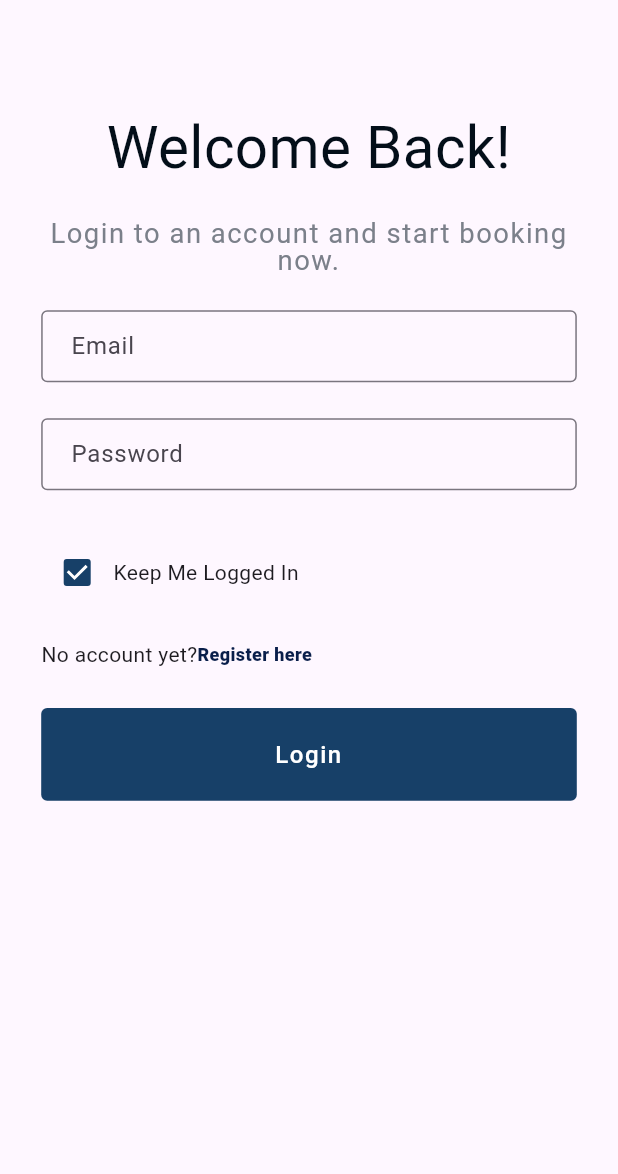
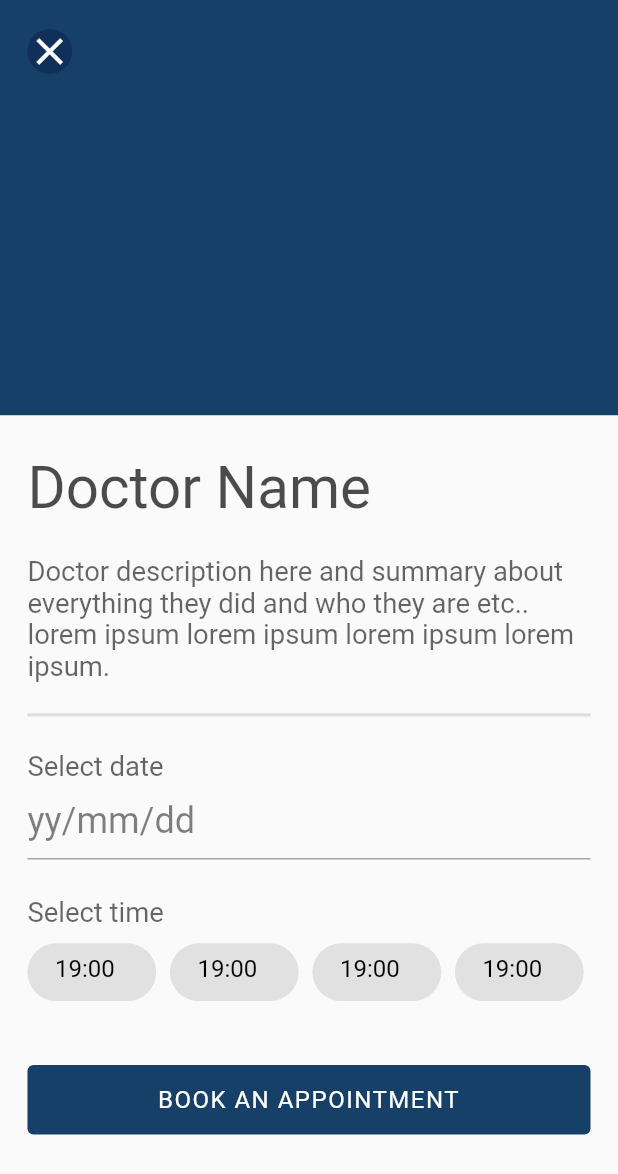
Before and after one commit to ahmedhany20200050/OBA_VCare_App, a Flutter app: the screen it shows after launch, on a phone screen of 412 x 824 dp. Shown: the top 1174 px of the screen. Run offline on Flutter 3.47's test engine with Material 2 defaults, Android fonts, the phone set to English and light mode, and no system bars; our stand-ins replace flutter_bloc, flutter_secure_storage, google_fonts, shared_preferences; missing offline and left inert: animated_snack_bar; Roboto replaces fonts that are missing (Nunito).

Commit message:
user profile & doctor ditails UI

```diff
--- /dev/null
+++ b/lib/Features/doctor details(booking)/presentation/views/doctor_details.dart
@@ -0,0 +1,204 @@
+import 'package:flutter/material.dart';
+import 'package:untitled/Features/user_profile/presentation/views/user_profile.dart';
+import 'package:untitled/core/app_colors.dart';
+import 'package:untitled/core/app_styles.dart';
+import 'package:untitled/core/utils/size_config.dart';
+
+class DoctorDetails extends StatefulWidget {
+  const DoctorDetails({super.key});
+
+  @override
+  State<DoctorDetails> createState() => _DoctorDetailsState();
+}
+
+class _DoctorDetailsState extends State<DoctorDetails> {
+  int? selected;
+  @override
+  Widget build(BuildContext context) {
+    return Scaffold(
+      body: SafeArea(
+        child: SingleChildScrollView(
+          child: Column(
+            children: [
+              Stack(
+                children: [
+                  Container(
+                    height: 215 * SizeConfig.verticalBlock,
+                    color: AppColors.primaryColor,
+                  ),
+                  Padding(
+                    padding: EdgeInsets.only(
+                        left: 8 * SizeConfig.horizontalBlock,
+                        top: 8 * SizeConfig.verticalBlock),
+                    child: IconButton(
+                      onPressed: () {},
+                      icon: Container(
+                        decoration: BoxDecoration(
+                          shape: BoxShape.circle,
+                          color: AppColors.secondaryColor.withOpacity(0.5),
+                        ),
+                        child: const Icon(
+                          Icons.close,
+                          size: 30,
+                          color: AppColors.colorWhite,
+                        ),
+                      ),
+                    ),
+                  ),
+                ],
+              ),
+              SizedBox(
+                height: 20 * SizeConfig.verticalBlock,
+              ),
+              Padding(
+                padding: EdgeInsets.symmetric(
+                  horizontal: 16 * SizeConfig.horizontalBlock,
+                ),
+                child: Column(
+                  crossAxisAlignment: CrossAxisAlignment.start,
+                  children: [
+                    Text(
+                      'Doctor Name',
+                      style: AppStyles.textStyle34w400roboto.copyWith(
+                        color: Colors.black.withOpacity(0.7),
+                      ),
+                    ),
+                    SizedBox(
+                      height: 17 * SizeConfig.verticalBlock,
+                    ),
+                    Text(
+                      'Doctor description here and summary about everything they did and who they are etc.. lorem ipsum lorem ipsum lorem ipsum lorem ipsum.',
+                      style: AppStyles.textStyle34w400roboto.copyWith(
+                        fontSize: 16 * SizeConfig.textRatio,
+                        color: Colors.black.withOpacity(0.6),
+                      ),
+                    ),
+                    SizedBox(
+                      height: 11 * SizeConfig.verticalBlock,
+                    ),
+                    const Divider(
+                      thickness: 2,
+                    ),
+                    SizedBox(
+                      height: 12 * SizeConfig.verticalBlock,
+                    ),
+                    Text(
+                      'Select date',
+                      style: AppStyles.textStyle34w400roboto.copyWith(
+                        fontSize: 16 * SizeConfig.textRatio,
+                        color: Colors.black.withOpacity(0.6),
+                      ),
+                    ),
+                    TextField(
+                      onTap: () => showDatePicker(
+                        context: context,
+                        initialDate: DateTime.now(),
+                        firstDate: DateTime.now(),
+                        lastDate: DateTime(2025),
+                      ),
+                      decoration: InputDecoration(
+                        hintText: 'yy/mm/dd',
+                        hintStyle: AppStyles.textStyle34w400roboto.copyWith(
+                          fontSize: 21 * SizeConfig.textRatio,
+                          color: Colors.black.withOpacity(0.5),
+                        ),
+                      ),
+                    ),
+                    SizedBox(
+                      height: 19 * SizeConfig.verticalBlock,
+                    ),
+                    Text(
+                      'Select time',
+                      style: AppStyles.textStyle34w400roboto.copyWith(
+                        fontSize: 16 * SizeConfig.textRatio,
+                        color: Colors.black.withOpacity(0.6),
+                      ),
+                    ),
+                    SizedBox(
+                      height: 8 * SizeConfig.verticalBlock,
+                    ),
+                    SizedBox(
+                      height: 30 * SizeConfig.verticalBlock,
+                      child: ListView.separated(
+                        physics: const BouncingScrollPhysics(),
+                        scrollDirection: Axis.horizontal,
+                        itemBuilder: (context, index) => GestureDetector(
+                          onTap: () {
+                            setState(() {
+                              selected = index;
+                            });
+                          },
+                          child: Container(
+                            padding: EdgeInsets.symmetric(
+                              horizontal: 16 * SizeConfig.horizontalBlock,
+                              vertical: 6 * SizeConfig.verticalBlock,
+                            ),
+                            height: 15 * SizeConfig.verticalBlock,
+                            width: 75 * SizeConfig.horizontalBlock,
+                            decoration: BoxDecoration(
+                              color: selected == index
+                                  ? AppColors.primaryColor
+                                  : AppColors.colorBlack.withOpacity(
+                                      0.1,
+                                    ),
+                              borderRadius: BorderRadius.circular(24),
+                              border: const Border(),
+                            ),
+                            child: Text(
+                              '19:00',
+                              style: AppStyles.textStyle34w400roboto.copyWith(
+                                fontSize: 14 * SizeConfig.textRatio,
+                                color: selected == index
+                                    ? AppColors.colorWhite
+                                    : AppColors.colorBlack,
+                              ),
+                            ),
+                          ),
+                        ),
+                        separatorBuilder: (context, index) => SizedBox(
+                          width: 8 * SizeConfig.horizontalBlock,
+                        ),
+                        itemCount: 5,
+                      ),
+                    ),
+                    SizedBox(
+                      height: 33 * SizeConfig.verticalBlock,
+                    ),
+                    SizedBox(
+                      width: double.infinity,
+                      height: 36 * SizeConfig.verticalBlock,
+                      child: TextButton(
+                        style: TextButton.styleFrom(
+                            backgroundColor: AppColors.primaryColor,
+                            shape: RoundedRectangleBorder(
+                              borderRadius: BorderRadius.circular(4),
+                            )),
+                        onPressed: () async {
+                          Navigator.push(
+                              context,
+                              MaterialPageRoute(
+                                builder: (context) =>const UserProfile(),
+                              ));
+                        },
+                        child: Padding(
+                          padding: EdgeInsets.only(
+                            top: 8 * SizeConfig.verticalBlock,
+                          ),
+                          child: Text(
+                            "BOOK AN APPOINTMENT",
+                            textAlign: TextAlign.center,
+                            style: AppStyles.buttonTextStyle,
+                          ),
+                        ),
+                      ),
+                    )
+                  ],
+                ),
+              ),
+            ],
+          ),
+        ),
+      ),
+    );
+  }
+}
--- a/lib/Features/login/presentation/views/login_screen.dart
+++ b/lib/Features/login/presentation/views/login_screen.dart
@@ -1,10 +1,9 @@
 // ignore_for_file: body_might_complete_normally_nullable
 import 'package:animated_snack_bar/animated_snack_bar.dart';
 import 'package:flutter_bloc/flutter_bloc.dart';
-import 'package:flutter_secure_storage/flutter_secure_storage.dart';
-
+// import 'package:flutter_secure_storage/flutter_secure_storage.dart';
 import 'package:flutter/material.dart';
-import 'package:shared_preferences/shared_preferences.dart';
+// import 'package:shared_preferences/shared_preferences.dart';
 import '../../../../core/app_colors.dart';
 import '../../../../core/app_styles.dart';
 import '../../../../core/utils/size_config.dart';
@@ -28,7 +27,7 @@ class _LoginScreenState extends State<LoginScreen> {
   String emailErrors(state){
     if(state is LoginCubitFailure){
       if(state.err.containsKey('email')){
-        print(state.err['email'][0].toString());
+        // print(state.err['email'][0].toString());
         return state.err['email'][0].toString();
       }
     }
@@ -37,7 +36,7 @@ class _LoginScreenState extends State<LoginScreen> {
   String passwordErrors(state){
     if(state is LoginCubitFailure){
       if(state.err.containsKey('password')){
-        print(state.err['password'][0].toString());
+        // print(state.err['password'][0].toString());
         return state.err['password'][0].toString();
       }
     }
@@ -60,7 +59,7 @@ class _LoginScreenState extends State<LoginScreen> {
         }
         if(state is LoginCubitFailure){
             if(state.err.containsKey('error')){
-              print(state.err['error'].toString());
+              // print(state.err['error'].toString());
               AnimatedSnackBar.material(
                 state.err['error'].toString().replaceAll("Exception:", " "),
                 type: AnimatedSnackBarType.error,
--- a/lib/Features/register/presentation/manger/cubit/register_cubit.dart
+++ b/lib/Features/register/presentation/manger/cubit/register_cubit.dart
@@ -1,5 +1,5 @@
 // ignore_for_file: missing_required_param
-import 'package:bloc/bloc.dart';
+import 'package:flutter_bloc/flutter_bloc.dart';
 import 'package:flutter_secure_storage/flutter_secure_storage.dart';
 import 'package:shared_preferences/shared_preferences.dart';
 
@@ -29,7 +29,7 @@ class RegisterCubit extends Cubit<RegisterCubitState> {
       token = data['data']['token'];
       var storage = const FlutterSecureStorage();
       await storage.write(key: "token", value: token);
-       print(token);
+      //  print(token);
     } on Exception catch (e) {
       emit(RegisterCubitFailure(errmsg: e.toString()));
     }
--- a/lib/Features/register/presentation/views/register_screen.dart
+++ b/lib/Features/register/presentation/views/register_screen.dart
@@ -1,10 +1,9 @@
 // ignore_for_file: body_might_complete_normally_nullable
 import 'package:animated_snack_bar/animated_snack_bar.dart';
 import 'package:flutter_bloc/flutter_bloc.dart';
-import 'package:flutter_secure_storage/flutter_secure_storage.dart';
-
+// import 'package:flutter_secure_storage/flutter_secure_storage.dart';
 import 'package:flutter/material.dart';
-import 'package:shared_preferences/shared_preferences.dart';
+// import 'package:shared_preferences/shared_preferences.dart';
 import '../../../../core/app_colors.dart';
 import '../../../../core/app_styles.dart';
 import '../../../../core/utils/size_config.dart';
@@ -262,7 +261,7 @@ class _RegisterScreenState extends State<RegisterScreen> {
                                     ),
                                     Row(
                                       children: [
-                                        Text("Already have account?"),
+                                      const  Text("Already have account?"),
                                         Text("Login here",style: AppStyles.homeProgressStyle.copyWith(
                                           fontSize: 12
                                         ),),
--- a/lib/core/app_colors.dart
+++ b/lib/core/app_colors.dart
@@ -1,14 +1,16 @@
 import 'package:flutter/material.dart';
-class AppColors{
-  static const Color textFieldColor=  Color(0xFF091E4A);
-  static const Color primaryColor= Color(0xFF174068);
-  static const Color secondaryColor= Color(0xFF091E4A);
-  static const Color color0xFFF3FAF9= Color(0xFFF3FAF9);
+
+class AppColors {
+  static const Color textFieldColor = Color(0xFF091E4A);
+  static const Color primaryColor = Color(0xFF174068);
+  static const Color secondaryColor = Color(0xFF091E4A);
+  static const Color color0xFFF3FAF9 = Color(0xFFF3FAF9);
 
   static const Color color0xFF091E4A = Color(0xFF091E4A);
   static const Color color0xFF7B808A = Color(0xFF7B808A);
   static const Color color0xFF5A55CA = Color(0xFF5A55CA);
   static const Color color0x3D000000 = Color(0x3D000000);
+  static const Color colorBlack = Colors.black;
   static const Color colorWhite = Colors.white;
   static const Color color0x195A55CA = Color(0x195A55CA);
 }
--- a/lib/core/app_styles.dart
+++ b/lib/core/app_styles.dart
@@ -1,76 +1,78 @@
+// ignore_for_file: non_constant_identifier_names
+
 import 'package:flutter/material.dart';
 import 'package:google_fonts/google_fonts.dart';
 import 'package:untitled/core/utils/size_config.dart';
 
 import 'app_colors.dart';
-class AppStyles{
-  static  TextStyle titleStyle =  TextStyle(
-    color:const Color(0xFF030E19),
-    fontSize: 34*SizeConfig.textRatio,
+
+class AppStyles {
+  static TextStyle titleStyle = TextStyle(
+    color: const Color(0xFF030E19),
+    fontSize: 34 * SizeConfig.textRatio,
     fontFamily: 'Roboto',
     fontWeight: FontWeight.w400,
   );
-  static  TextStyle textFieldErrorStyle =  TextStyle(
-    color:Colors.red,
-    fontSize: 8*SizeConfig.textRatio,
+  static TextStyle textFieldErrorStyle = TextStyle(
+    color: Colors.red,
+    fontSize: 8 * SizeConfig.textRatio,
     fontFamily: 'Roboto',
     fontWeight: FontWeight.w400,
   );
-  static TextStyle descriptionStyle= TextStyle(
-    color:const Color(0xFF7B808A),
-    fontSize: 16*SizeConfig.textRatio,
+  static TextStyle descriptionStyle = TextStyle(
+    color: const Color(0xFF7B808A),
+    fontSize: 16 * SizeConfig.textRatio,
     fontFamily: 'Roboto',
     fontWeight: FontWeight.w400,
     height: 1,
     letterSpacing: 1,
   );
-  static TextStyle LogintextStyle3= TextStyle(
-    color:const Color(0xFF5A55CA),
-    fontSize: 16*SizeConfig.textRatio,
+  static TextStyle LogintextStyle3 = TextStyle(
+    color: const Color(0xFF5A55CA),
+    fontSize: 16 * SizeConfig.textRatio,
     fontFamily: 'Roboto',
     fontWeight: FontWeight.w400,
     height: 0.11,
     letterSpacing: 0.44,
   );
 
-  static TextStyle buttonTextStyle=TextStyle(
+  static TextStyle buttonTextStyle = TextStyle(
     color: Colors.white,
-    fontSize: 14*SizeConfig.textRatio,
+    fontSize: 14 * SizeConfig.textRatio,
     fontFamily: 'Roboto',
     fontWeight: FontWeight.w500,
     height: 0.08,
     letterSpacing: 1,
   );
 
-  static TextStyle homeTitleStyle= TextStyle(
-    color: Color(0xFF091E4A),
-    fontSize: 16*SizeConfig.textRatio,
+  static TextStyle homeTitleStyle = TextStyle(
+    color: const Color(0xFF091E4A),
+    fontSize: 16 * SizeConfig.textRatio,
     fontFamily: 'Roboto',
     fontWeight: FontWeight.w700,
   );
 
-  static TextStyle secondaryTextStyle= TextStyle(
-    color: Color(0xFF7B808A),
-    fontSize: 12*SizeConfig.textRatio,
+  static TextStyle secondaryTextStyle = TextStyle(
+    color: const Color(0xFF7B808A),
+    fontSize: 12 * SizeConfig.textRatio,
     fontFamily: 'Roboto',
     fontWeight: FontWeight.w400,
-
   );
-  static TextStyle homeProgressStyle =  TextStyle(
-    color: Color(0xFF091E4A),
-    fontSize: 8*SizeConfig.textRatio,
+  static TextStyle homeProgressStyle = TextStyle(
+    color: const Color(0xFF091E4A),
+    fontSize: 8 * SizeConfig.textRatio,
     fontFamily: 'Nunito',
     fontWeight: FontWeight.w900,
   );
-  static TextStyle calendarDayNamesStyle=  TextStyle(
-    color: Color(0xB2111111),
-    fontSize: 12*SizeConfig.textRatio,
+  static TextStyle calendarDayNamesStyle = TextStyle(
+    color: const Color(0xB2111111),
+    fontSize: 12 * SizeConfig.textRatio,
     fontFamily: 'Roboto',
     fontWeight: FontWeight.w700,
   );
-  static TextStyle homeTaskTitleStyle= TextStyle(
+  static TextStyle homeTaskTitleStyle = TextStyle(
     color: const Color(0xFF5A55CA),
-    fontSize: 16*SizeConfig.textRatio,
+    fontSize: 16 * SizeConfig.textRatio,
     fontFamily: 'Roboto',
     fontWeight: FontWeight.w400,
   );
@@ -214,11 +216,22 @@ class AppStyles{
     fontWeight: FontWeight.w400,
   );
 
-  static final TextStyle miniTextStyle=TextStyle(
+  static final TextStyle miniTextStyle = TextStyle(
     color: const Color(0xFF7B808A),
-    fontSize: 8*SizeConfig.textRatio,
+    fontSize: 8 * SizeConfig.textRatio,
     fontFamily: 'Roboto',
     fontWeight: FontWeight.w700,
   );
 
+  //omar
+  static final TextStyle textStyle24w400inter = GoogleFonts.inter(
+    color: AppColors.colorBlack,
+    fontSize: 24 * SizeConfig.textRatio,
+    fontWeight: FontWeight.w400,
+  );
+  static final TextStyle textStyle34w400roboto = GoogleFonts.roboto(
+    color: AppColors.colorBlack,
+    fontSize: 34 * SizeConfig.textRatio,
+    fontWeight: FontWeight.w400,
+  );
 }
--- a/lib/core/helpers/api.dart
+++ b/lib/core/helpers/api.dart
@@ -1,6 +1,5 @@
 import 'dart:convert';
 import 'package:flutter/foundation.dart';
-import 'package:flutter/material.dart';
 import 'package:http/http.dart' as http;
 
 class Api {
@@ -48,7 +47,7 @@ class Api {
          Map<String, dynamic> data = jsonDecode(response.body);
          return data;
        } else {
-         print(response.body);
+        //  print(response.body);
          throw Exception(
              response.reasonPhrase.toString());
        }
--- a/lib/main.dart
+++ b/lib/main.dart
@@ -1,9 +1,11 @@
 import 'package:flutter/material.dart';
 import 'package:flutter_bloc/flutter_bloc.dart';
+import 'package:untitled/Features/doctor%20details(booking)/presentation/views/doctor_details.dart';
 import 'package:untitled/Features/login/presentation/manger/cubit/login_cubit.dart';
-import 'package:untitled/Features/login/presentation/views/login_screen.dart';
+// import 'package:untitled/Features/login/presentation/views/login_screen.dart';
 import 'package:untitled/Features/register/presentation/manger/cubit/register_cubit.dart';
-import 'package:untitled/Features/register/presentation/views/register_screen.dart';
+// import 'package:untitled/Features/user_profile/presentation/views/user_profile.dart';
+// import 'package:untitled/Features/register/presentation/views/register_screen.dart';
 import 'package:untitled/core/app_colors.dart';
 import 'package:untitled/core/utils/size_config.dart';
 
@@ -14,24 +16,23 @@ void main() {
 class MyApp extends StatelessWidget {
   const MyApp({super.key});
 
-  // This widget is the root of your application.
   @override
   Widget build(BuildContext context) {
     SizeConfig.init(context);
     return MaterialApp(
       debugShowCheckedModeBanner: false,
-      title: 'Flutter Demo',
       theme: ThemeData(
         primaryColor: AppColors.primaryColor,
         colorScheme: ColorScheme.fromSeed(seedColor: Colors.deepPurple),
-        useMaterial3: true,
+        // useMaterial3: true,
       ),
-      home:  MultiBlocProvider(
-          providers: [
-            BlocProvider(create: (context) => RegisterCubit()),
-            BlocProvider(create: (context) => LoginCubit()),
-          ],
-          child: const LoginScreen()),
+      home: MultiBlocProvider(
+        providers: [
+          BlocProvider(create: (context) => RegisterCubit()),
+          BlocProvider(create: (context) => LoginCubit()),
+        ],
+        child: const DoctorDetails(),
+      ),
     );
   }
 }
```
Also changed, not shown: lib/Features/login/presentation/manger/cubit/login_cubit.dart (+4 -6 lines), lib/Features/user_profile/presentation/views/user_profile.dart (added, +164 -0 lines), pubspec.yaml (+4 -4 lines), assets/fonts/Roboto-Regular.ttf (added), lib/core/widgets/dummy.txt (deleted), pubspec.lock, 1 other file. Lines whose indentation alone changed are shown as unchanged.
